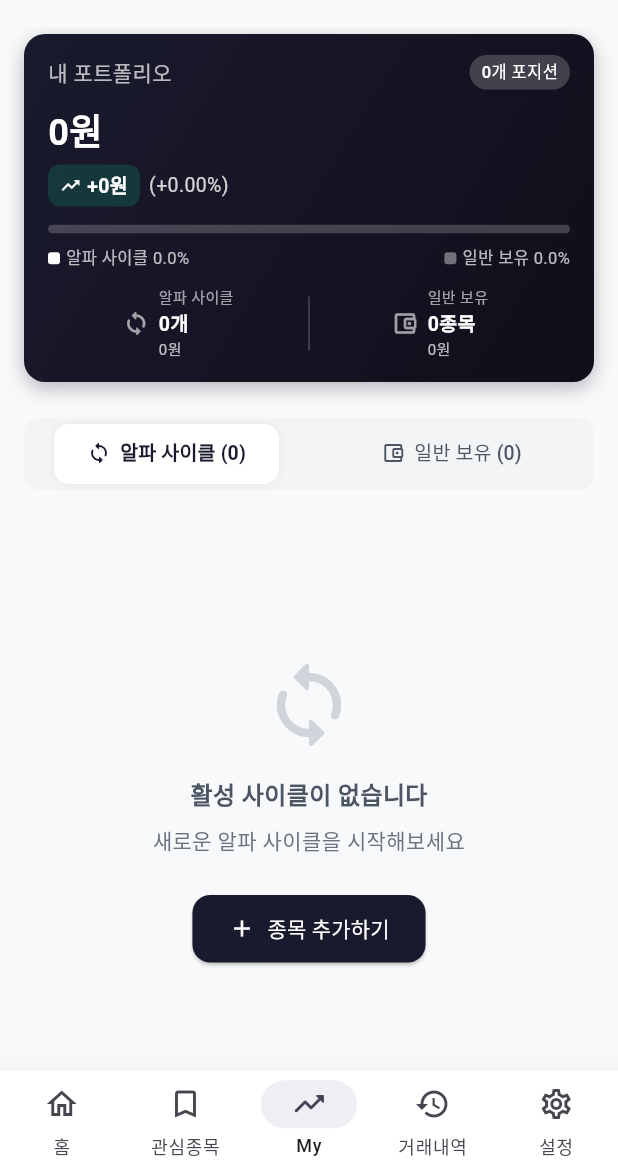
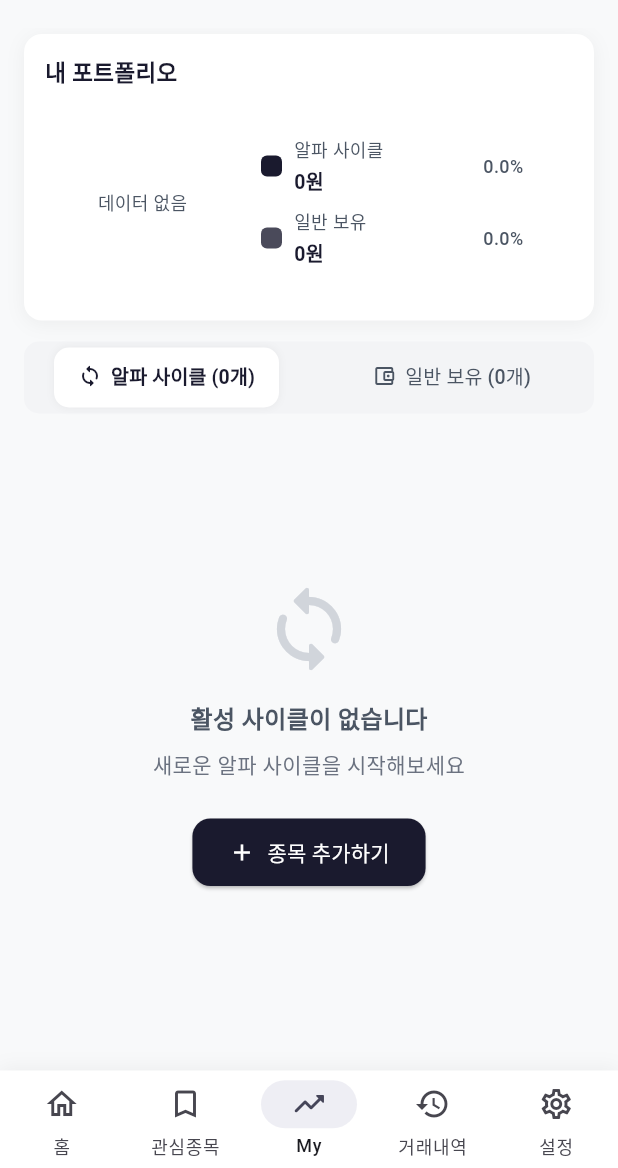
Before and after one commit to Juhyunkyu/jstock, a Flutter app: the StocksScreen screen opened by its route, on a phone screen of 412 x 824 dp, the part 68-1236 px from its top. Run offline on Flutter 3.47's test engine with Material 3 defaults, Android fonts, the phone set to English and light mode, and no system bars; our stand-ins replace dio, fl_chart, flutter_local_notifications, flutter_riverpod, go_router, hive and 3 more; missing offline and left inert: dart:js_interop, workmanager; accounts and stored records are empty; network calls fail; Roboto replaces fonts that are missing (Pretendard).

Commit message:
Consolidate My tab: merge portfolio cards into single chart widget
- Remove UnifiedPortfolioCard (duplicate data with donut chart)
- Remove unused PortfolioSummaryCard (dead code)
- Rename chart header: "자산 배분" → "내 포트폴리오"
- Add seed vs profit/loss summary below chart
- Add "개" suffix to tab count labels

Co-Authored-By: Claude Opus 4.6 <noreply@anthropic.com>

```diff
--- a/lib/presentation/screens/stocks/stocks_screen.dart
+++ b/lib/presentation/screens/stocks/stocks_screen.dart
@@ -5,7 +5,6 @@ import '../../../core/theme/app_colors.dart';
 import '../../../domain/usecases/signal_detector.dart';
 import '../../providers/providers.dart';
 import '../../widgets/home/active_cycle_card.dart';
-import '../../widgets/home/unified_portfolio_card.dart';
 import '../../widgets/home/portfolio_allocation_chart.dart';
 import '../../widgets/common/responsive_grid.dart';
 import '../../widgets/holdings/holding_card.dart';
@@ -103,21 +102,13 @@ class _StocksScreenState extends ConsumerState<StocksScreen>
                     crossAxisAlignment: CrossAxisAlignment.start,
                     children: [
                       const SizedBox(height: 4),
-                      // 통합 포트폴리오 요약
-                      UnifiedPortfolioCard(summary: portfolio),
-                      const SizedBox(height: 10),
-
-                      // 자산 배분 차트
-                      if (portfolio.hasData)
-                        Padding(
-                          padding: const EdgeInsets.symmetric(horizontal: 16),
-                          child: PortfolioAllocationChart(
-                            alphaCycleRatio: portfolio.alphaCycleRatio,
-                            holdingRatio: portfolio.holdingRatio,
-                            alphaCycleValue: portfolio.alphaCycleValue,
-                            holdingValue: portfolio.holdingValue,
-                          ),
+                      // 내 포트폴리오 (도넛 차트 + 시드 대비 손익)
+                      Padding(
+                        padding: const EdgeInsets.symmetric(horizontal: 16),
+                        child: PortfolioAllocationChart(
+                          summary: portfolio,
                         ),
+                      ),
                       const SizedBox(height: 14),
 
                       // 탭 바
@@ -160,7 +151,7 @@ class _StocksScreenState extends ConsumerState<StocksScreen>
                                 children: [
                                   const Icon(Icons.loop_rounded, size: 16),
                                   const SizedBox(width: 6),
-                                  Text('알파 사이클 (${activeCycles.length})'),
+                                  Text('알파 사이클 (${activeCycles.length}개)'),
                                 ],
                               ),
                             ),
@@ -170,7 +161,7 @@ class _StocksScreenState extends ConsumerState<StocksScreen>
                                 children: [
                                   const Icon(Icons.account_balance_wallet_outlined, size: 16),
                                   const SizedBox(width: 6),
-                                  Text('일반 보유 (${activeHoldings.length})'),
+                                  Text('일반 보유 (${activeHoldings.length}개)'),
                                 ],
                               ),
                             ),
--- a/lib/presentation/widgets/home/unified_portfolio_card.dart
+++ /dev/null
@@ -1,317 +0,0 @@
-import 'package:flutter/material.dart';
-import '../../../core/theme/app_colors.dart';
-import '../../../core/utils/krw_formatter.dart';
-import '../../../presentation/providers/portfolio_providers.dart';
-
-/// 통합 포트폴리오 카드 위젯
-///
-/// 알파 사이클 + 일반 보유를 합산한 전체 포트폴리오 요약을 표시합니다.
-class UnifiedPortfolioCard extends StatelessWidget {
-  /// 통합 포트폴리오 요약 데이터
-  final UnifiedPortfolioSummary summary;
-
-  const UnifiedPortfolioCard({
-    super.key,
-    required this.summary,
-  });
-
-  @override
-  Widget build(BuildContext context) {
-    final isProfit = summary.totalProfit >= 0;
-    final profitColor = isProfit ? AppColors.green500 : AppColors.red500;
-
-    return Container(
-      margin: const EdgeInsets.symmetric(horizontal: 16),
-      padding: const EdgeInsets.symmetric(horizontal: 16, vertical: 14),
-      decoration: BoxDecoration(
-        gradient: LinearGradient(
-          begin: Alignment.topLeft,
-          end: Alignment.bottomRight,
-          colors: [
-            AppColors.primary,
-            AppColors.primaryDark,
-          ],
-        ),
-        borderRadius: BorderRadius.circular(14),
-        boxShadow: [
-          BoxShadow(
-            color: AppColors.primary.withValues(alpha: 0.3),
-            blurRadius: 10,
-            offset: const Offset(0, 4),
-          ),
-        ],
-      ),
-      child: Column(
-        crossAxisAlignment: CrossAxisAlignment.start,
-        children: [
-          // 헤더
-          Row(
-            mainAxisAlignment: MainAxisAlignment.spaceBetween,
-            children: [
-              const Text(
-                '내 포트폴리오',
-                style: TextStyle(
-                  fontSize: 14,
-                  color: Colors.white70,
-                ),
-              ),
-              Container(
-                padding: const EdgeInsets.symmetric(horizontal: 8, vertical: 3),
-                decoration: BoxDecoration(
-                  color: Colors.white.withValues(alpha: 0.2),
-                  borderRadius: BorderRadius.circular(12),
-                ),
-                child: Text(
-                  '${summary.totalPositionCount}개 포지션',
-                  style: const TextStyle(
-                    fontSize: 11,
-                    color: Colors.white,
-                    fontWeight: FontWeight.w500,
-                  ),
-                ),
-              ),
-            ],
-          ),
-          const SizedBox(height: 10),
-
-          // 총 자산
-          Text(
-            formatKrw(summary.totalValue),
-            style: const TextStyle(
-              fontSize: 24,
-              fontWeight: FontWeight.bold,
-              color: Colors.white,
-            ),
-          ),
-          const SizedBox(height: 4),
-
-          // 수익/손실
-          Row(
-            children: [
-              Container(
-                padding: const EdgeInsets.symmetric(horizontal: 8, vertical: 4),
-                decoration: BoxDecoration(
-                  color: profitColor.withValues(alpha: 0.2),
-                  borderRadius: BorderRadius.circular(8),
-                ),
-                child: Row(
-                  mainAxisSize: MainAxisSize.min,
-                  children: [
-                    Icon(
-                      isProfit ? Icons.trending_up : Icons.trending_down,
-                      color: Colors.white,
-                      size: 14,
-                    ),
-                    const SizedBox(width: 4),
-                    Text(
-                      '${isProfit ? '+' : ''}${formatKrw(summary.totalProfit)}',
-                      style: const TextStyle(
-                        fontSize: 13,
-                        fontWeight: FontWeight.w600,
-                        color: Colors.white,
-                      ),
-                    ),
-                  ],
-                ),
-              ),
-              const SizedBox(width: 6),
-              Text(
-                '(${isProfit ? '+' : ''}${summary.totalReturnRate.toStringAsFixed(2)}%)',
-                style: TextStyle(
-                  fontSize: 13,
-                  color: Colors.white.withValues(alpha: 0.8),
-                ),
-              ),
-            ],
-          ),
-          const SizedBox(height: 12),
-
-          // 자산 배분 바
-          _AllocationBar(
-            alphaCycleRatio: summary.alphaCycleRatio,
-            holdingRatio: summary.holdingRatio,
-          ),
-          const SizedBox(height: 10),
-
-          // 하단 정보
-          Row(
-            children: [
-              Expanded(
-                child: _InfoItem(
-                  icon: Icons.loop_rounded,
-                  label: '알파 사이클',
-                  value: '${summary.alphaCycleCount}개',
-                  subValue: '${formatKrwWithComma(summary.alphaCycleValue)}원',
-                ),
-              ),
-              Container(
-                width: 1,
-                height: 36,
-                color: Colors.white24,
-              ),
-              Expanded(
-                child: _InfoItem(
-                  icon: Icons.account_balance_wallet_outlined,
-                  label: '일반 보유',
-                  value: '${summary.holdingCount}종목',
-                  subValue: '${formatKrwWithComma(summary.holdingValue)}원',
-                ),
-              ),
-            ],
-          ),
-        ],
-      ),
-    );
-  }
-
-}
-
-/// 자산 배분 바
-class _AllocationBar extends StatelessWidget {
-  final double alphaCycleRatio;
-  final double holdingRatio;
-
-  const _AllocationBar({
-    required this.alphaCycleRatio,
-    required this.holdingRatio,
-  });
-
-  @override
-  Widget build(BuildContext context) {
-    return Column(
-      children: [
-        // 바
-        ClipRRect(
-          borderRadius: BorderRadius.circular(4),
-          child: Row(
-            children: [
-              if (alphaCycleRatio > 0)
-                Expanded(
-                  flex: alphaCycleRatio.round(),
-                  child: Container(
-                    height: 6,
-                    color: Colors.white,
-                  ),
-                ),
-              if (holdingRatio > 0)
-                Expanded(
-                  flex: holdingRatio.round(),
-                  child: Container(
-                    height: 6,
-                    color: Colors.white.withValues(alpha: 0.4),
-                  ),
-                ),
-              if (alphaCycleRatio == 0 && holdingRatio == 0)
-                Expanded(
-                  child: Container(
-                    height: 6,
-                    color: Colors.white.withValues(alpha: 0.2),
-                  ),
-                ),
-            ],
-          ),
-        ),
-        const SizedBox(height: 8),
-
-        // 레이블
-        Row(
-          mainAxisAlignment: MainAxisAlignment.spaceBetween,
-          children: [
-            Row(
-              children: [
-                Container(
-                  width: 8,
-                  height: 8,
-                  decoration: BoxDecoration(
-                    color: Colors.white,
-                    borderRadius: BorderRadius.circular(2),
-                  ),
-                ),
-                const SizedBox(width: 4),
-                Text(
-                  '알파 사이클 ${alphaCycleRatio.toStringAsFixed(1)}%',
-                  style: const TextStyle(
-                    fontSize: 11,
-                    color: Colors.white70,
-                  ),
-                ),
-              ],
-            ),
-            Row(
-              children: [
-                Container(
-                  width: 8,
-                  height: 8,
-                  decoration: BoxDecoration(
-                    color: Colors.white.withValues(alpha: 0.4),
-                    borderRadius: BorderRadius.circular(2),
-                  ),
-                ),
-                const SizedBox(width: 4),
-                Text(
-                  '일반 보유 ${holdingRatio.toStringAsFixed(1)}%',
-                  style: const TextStyle(
-                    fontSize: 11,
-                    color: Colors.white70,
-                  ),
-                ),
-              ],
-            ),
-          ],
-        ),
-      ],
-    );
-  }
-}
-
-class _InfoItem extends StatelessWidget {
-  final IconData icon;
-  final String label;
-  final String value;
-  final String subValue;
-
-  const _InfoItem({
-    required this.icon,
-    required this.label,
-    required this.value,
-    required this.subValue,
-  });
-
-  @override
-  Widget build(BuildContext context) {
-    return Row(
-      mainAxisAlignment: MainAxisAlignment.center,
-      children: [
-        Icon(icon, color: Colors.white60, size: 18),
-        const SizedBox(width: 6),
-        Column(
-          crossAxisAlignment: CrossAxisAlignment.start,
-          children: [
-            Text(
-              label,
-              style: const TextStyle(
-                fontSize: 10,
-                color: Colors.white60,
-              ),
-            ),
-            Text(
-              value,
-              style: const TextStyle(
-                fontSize: 13,
-                fontWeight: FontWeight.w600,
-                color: Colors.white,
-              ),
-            ),
-            Text(
-              subValue,
-              style: const TextStyle(
-                fontSize: 10,
-                color: Colors.white70,
-              ),
-            ),
-          ],
-        ),
-      ],
-    );
-  }
-}
```
Also changed, not shown: lib/presentation/widgets/home/portfolio_allocation_chart.dart (+108 -31 lines), lib/presentation/widgets/home/portfolio_summary_card.dart (deleted, +0 -216 lines).
